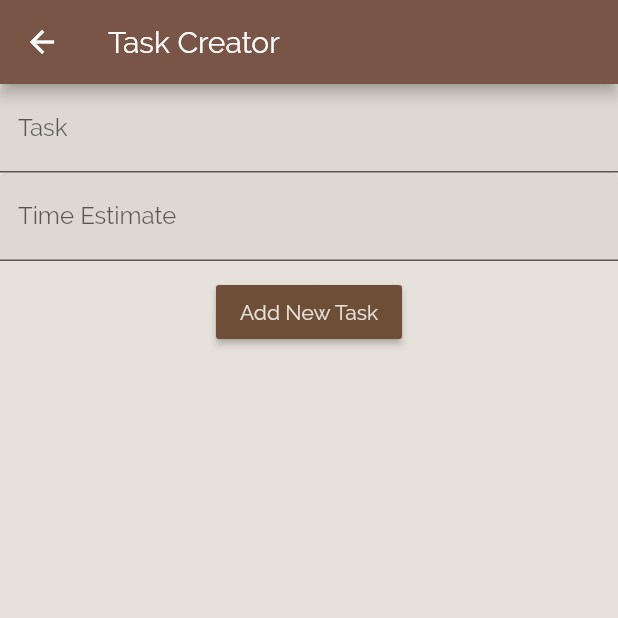
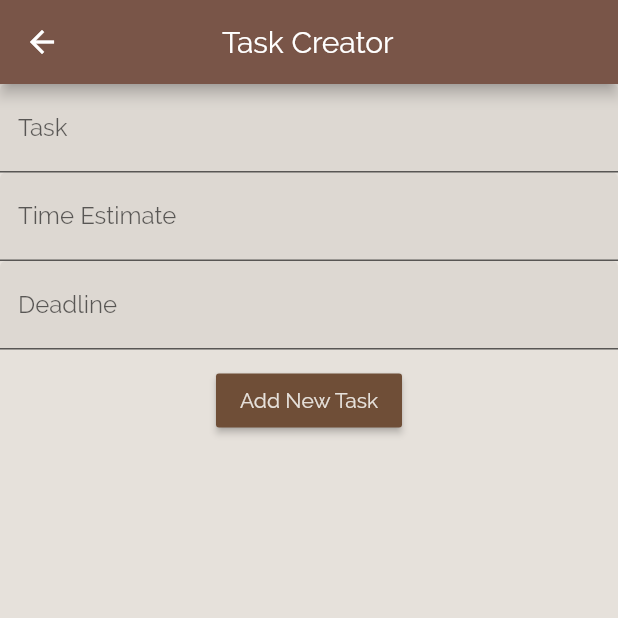
Before and after one commit to simp-modules-HackThis/procrastinay-mobile, a Flutter app: the screen it shows after launch, on a phone screen of 412 x 824 dp, the top half of it. Run offline on Flutter 3.47's test engine with Material 2 defaults, Android fonts, the phone set to English and light mode, and no system bars; our stand-ins replace table_calendar.

Commit message:
added to task manager

```diff
--- a/lib/screens/task_manager/task_manager.dart
+++ b/lib/screens/task_manager/task_manager.dart
@@ -1,17 +1,35 @@
 import 'package:flutter/material.dart';
 import 'package:flutter/rendering.dart';
+import 'package:table_calendar/table_calendar.dart';
 import 'package:procrastinay/util/inputWidget.dart';
 import 'package:procrastinay/util/roundedRectButton.dart';
 
 import '../background.dart';
 
-class TaskManager extends StatelessWidget {
+void main() => runApp(MyApp());
+
+class MyApp extends StatelessWidget {
+  @override
+  Widget build(BuildContext context) {
+    return MaterialApp(
+      title: 'Task Creator',
+      home: TaskManager(),
+    );
+  }
+}
+
+class TaskManager extends StatefulWidget {
+  @override
+  _TaskManagerState createState() => _TaskManagerState();
+}
+
+class _TaskManagerState extends State<TaskManager> {
   @override
   Widget build(BuildContext context) {
     return new Scaffold(
         backgroundColor: Theme.of(context).backgroundColor,
         appBar: new AppBar(
-          title: const Text('Task Creator'),
+          title: const Text('               Task Creator'),
         ),
         body: Form(
             child: Column(children: [
@@ -28,6 +46,12 @@ class TaskManager extends StatelessWidget {
                   hintText: 'Ex: 30 minutes',
                   labelText: 'Time Estimate'),
             ),
+            TextFormField(
+                decoration: InputDecoration(
+              filled: true,
+              hintText: '08/19/2020',
+              labelText: 'Deadline',
+            )),
             Padding(padding: EdgeInsets.only(top: 10)),
             RaisedButton(
               color: Color(0xFF6F4E37),
@@ -39,7 +63,7 @@ class TaskManager extends StatelessWidget {
                 //todo make it so that it creates a new task
                 null;
               },
-            )
+            ),
           ]
         ])));
   }
```
